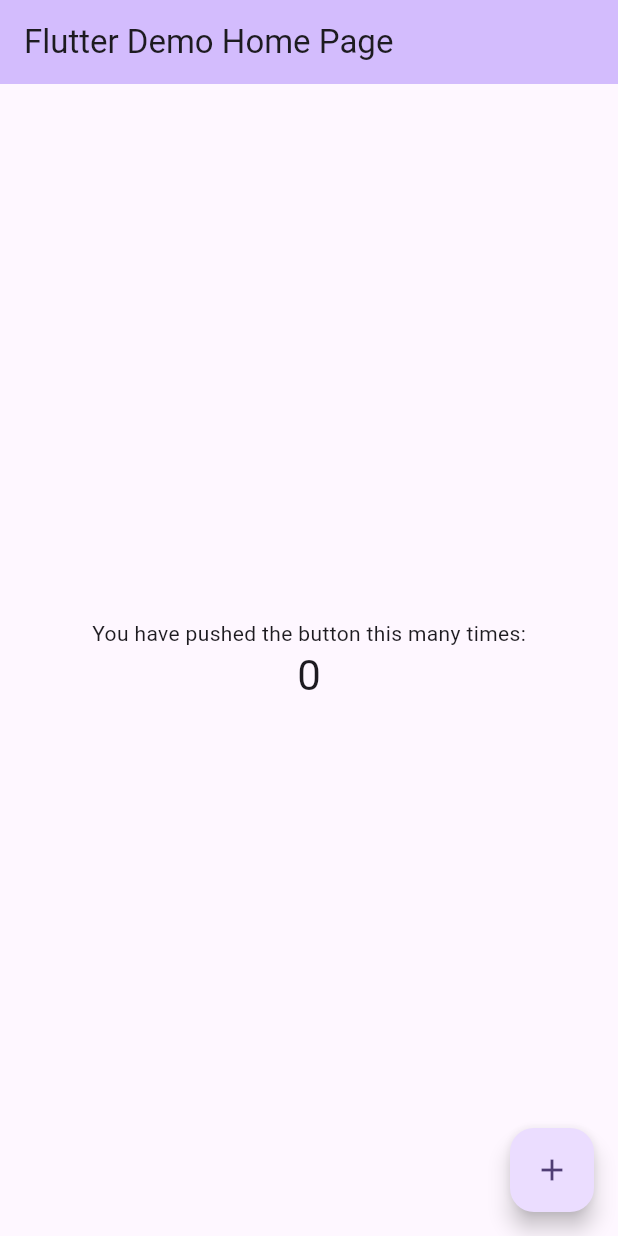
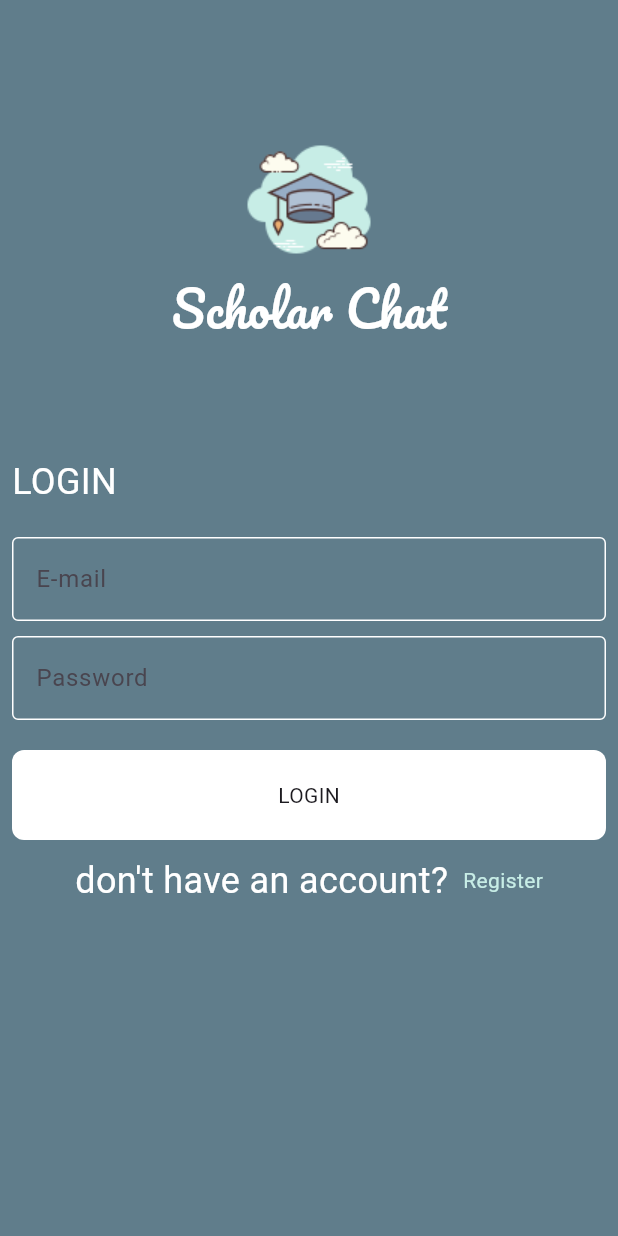
Before and after one commit to MariamTourky/Login_Task, a Flutter app: the screen it shows after launch, on a phone screen of 412 x 824 dp. Run offline on Flutter 3.47's test engine with Material 3 defaults, Android fonts, the phone set to English and light mode, and no system bars.

Commit message:
LoginPge With Validation

```diff
--- /dev/null
+++ b/lib/Resources/ColorsApp.dart
@@ -0,0 +1,10 @@
+import 'dart:ui';
+import 'package:flutter/material.dart';
+
+
+class ColorsApp{
+  final Color blueGray= Colors.blueGrey;
+  final Color white= Colors.white;
+
+
+}
--- /dev/null
+++ b/lib/Resources/Styles.dart
@@ -0,0 +1,17 @@
+import 'package:flutter/material.dart';
+import 'ColorsApp.dart';
+
+abstract class TextStyles{
+  static TextStyle customWhiteTextStyle32 = TextStyle(
+    fontSize: 32,
+    color: ColorsApp().white,
+    fontFamily: 'pacifico',
+  );
+
+  static TextStyle customWhiteTextStyle24 = TextStyle(
+    fontSize: 24,
+    color: ColorsApp().white,
+  );
+
+
+}
--- /dev/null
+++ b/lib/Views/BodyView/LoginViewBody.dart
@@ -0,0 +1,88 @@
+import 'package:flutter/material.dart';
+import 'package:login_task/Resources/ColorsApp.dart';
+import 'package:login_task/Resources/Styles.dart';
+import 'package:login_task/Widgets/email_widget.dart';
+import 'package:login_task/Widgets/password_widget.dart';
+import '../../Widgets/CustomLoginButton.dart';
+
+class LoginViewBody extends StatelessWidget {
+   LoginViewBody({super.key});
+
+   final GlobalKey<FormState> _formKey = GlobalKey<FormState>();
+
+  @override
+  Widget build(BuildContext context) {
+    return Scaffold(
+      backgroundColor: ColorsApp().blueGray,
+      body: Form(
+        key: _formKey,
+        child: Padding(
+          padding: const EdgeInsets.all(8.0),
+          child: ListView(
+            children: [
+              const SizedBox(
+                height: 75,
+              ),
+              Image.asset(
+                'assets/images/scholar.png',
+                height: 100,
+              ),
+              Center(
+                child: Text(
+                  'Scholar Chat',
+                  style: TextStyles.customWhiteTextStyle32
+                ),
+              ),
+              const SizedBox(
+                height: 75,
+              ),
+              Text(
+                'LOGIN',
+                  style: TextStyles.customWhiteTextStyle24
+              ),
+              const SizedBox(
+                height: 20,
+              ),
+              EmailField(),
+              const SizedBox(
+                height: 10,
+              ),
+              PasswordFied(),
+              const SizedBox(
+                height: 20,
+              ),
+              CustomLoginButon(
+                text: 'LOGIN', formKey: _formKey,
+              ),
+              const SizedBox(
+                height: 10,
+              ),
+              Row(
+                mainAxisAlignment: MainAxisAlignment.center,
+                children: [
+                  Text(
+                    'don\'t have an account?',
+                    style: TextStyles.customWhiteTextStyle24,
+                  ),
+                  const SizedBox(
+                    width: 10,
+                  ),
+                  InkWell(
+                    onTap: () {
+                    },
+                    child: const Text(
+                      'Register',
+                      style: TextStyle(
+                        color: Color(0xffC7EDE6),
+                      ),
+                    ),
+                  ),
+                ],
+              ),
+            ],
+          ),
+        ),
+      ),
+    );
+  }
+}
--- /dev/null
+++ b/lib/Views/FullView/LoginView.dart
@@ -0,0 +1,16 @@
+import 'package:flutter/material.dart';
+import 'package:login_task/Views/BodyView/LoginViewBody.dart';
+
+class LoginView extends StatelessWidget {
+  const LoginView({super.key});
+  static const routeName = '/';
+
+  @override
+  Widget build(BuildContext context) {
+    return Scaffold(
+        backgroundColor: Colors.blueGrey,
+        body: LoginViewBody(),
+    );
+  }
+
+}
--- /dev/null
+++ b/lib/Widgets/CustomFormTextField.dart
@@ -0,0 +1,45 @@
+import 'package:flutter/material.dart';
+
+class CustomFormTextField extends StatelessWidget {
+  final TextEditingController controller;
+  final String? Function(String?)? validator;
+  final String Text;
+  final bool obscureText;
+  final TextInputType keyboardType;
+  const CustomFormTextField(
+      {super.key,
+      required this.controller,
+      required this.validator,
+      required this.Text,
+      required this.keyboardType,
+      this.obscureText = false});
+
+  @override
+  Widget build(BuildContext context) {
+    return TextFormField(
+
+      controller: controller,
+      obscureText: obscureText,
+      keyboardType: keyboardType,
+      decoration: InputDecoration(
+        labelText: Text,
+        hintText: 'Enter your $Text',
+        hintStyle: TextStyle(
+          color: Colors.white,
+        ),
+        enabledBorder: OutlineInputBorder(
+          borderSide: BorderSide(
+            color: Colors.white,
+          ),
+
+        ),
+        border: OutlineInputBorder(
+          borderSide: BorderSide(
+            color: Colors.white,
+          ),
+        ),
+      ),
+      validator: validator,
+    );
+  }
+}
--- /dev/null
+++ b/lib/Widgets/CustomLoginButton.dart
@@ -0,0 +1,30 @@
+import 'package:flutter/material.dart';
+import 'package:login_task/Widgets/showSnackBar.dart';
+
+class CustomLoginButon extends StatelessWidget {
+  CustomLoginButon({required this.text,required this.formKey}) ;
+  final GlobalKey<FormState> formKey;
+  final String text;
+  @override
+  Widget build(BuildContext context) {
+    return InkWell(
+      onTap: () {
+        if (formKey.currentState!.validate()) {
+          ScaffoldMessenger.of(context).showSnackBar(
+              showSnackBar(context, "Login Successfully"),  );
+        };
+      },
+      child: Container(
+        decoration: BoxDecoration(
+          color: Colors.white,
+          borderRadius: BorderRadius.circular(8),
+        ),
+        width: double.infinity,
+        height: 60,
+        child: Center(
+          child: Text(text),
+        ),
+      ),
+    );
+  }
+}
--- /dev/null
+++ b/lib/Widgets/email_widget.dart
@@ -0,0 +1,27 @@
+import 'package:flutter/material.dart';
+
+import 'CustomFormTextField.dart';
+
+class EmailField extends StatelessWidget {
+  final TextEditingController _emailController = TextEditingController();
+
+  EmailField({super.key});
+
+  @override
+  Widget build(BuildContext context) {
+    return CustomFormTextField(
+      controller: _emailController,
+      validator: (value) {
+        if (value == null || value.isEmpty) {
+          return 'Please enter your email';
+        }
+        if (!RegExp(r'^[^@]+@[^@]+\.[^@]+').hasMatch(value)) {
+          return 'Please enter a valid email';
+        }
+        return null;
+      },
+      Text: "E-mail",
+      keyboardType: TextInputType.emailAddress,
+    );
+  }
+}
--- /dev/null
+++ b/lib/Widgets/password_widget.dart
@@ -0,0 +1,27 @@
+import 'package:flutter/material.dart';
+
+import 'CustomFormTextField.dart';
+
+class PasswordFied extends StatelessWidget {
+  final TextEditingController _passwordController = TextEditingController();
+  PasswordFied({super.key});
+
+  @override
+  Widget build(BuildContext context) {
+    return CustomFormTextField(
+      controller: _passwordController,
+      validator: (value) {
+        if (value == null || value.isEmpty) {
+          return 'Please enter your password';
+        }
+        if (value.length < 6) {
+          return 'Password must be at least 6 numbers';
+        }
+        return null;
+      },
+      Text: "Password",
+      keyboardType: TextInputType.number,
+      obscureText: true,
+    );
+  }
+}
--- /dev/null
+++ b/lib/Widgets/showSnackBar.dart
@@ -0,0 +1,12 @@
+import 'package:flutter/material.dart';
+
+ showSnackBar(BuildContext context, String message) {
+  ScaffoldMessenger.of(context).showSnackBar(
+    SnackBar(
+      duration: const Duration(seconds: 2),
+      backgroundColor: Colors.grey,
+      padding: const EdgeInsets.only(top: 30 ,bottom: 30,left: 130),
+      content: Text(message),
+    ),
+  );
+}
--- a/lib/main.dart
+++ b/lib/main.dart
@@ -1,125 +1,21 @@
 import 'package:flutter/material.dart';
 
+import 'Views/FullView/LoginView.dart';
+
 void main() {
-  runApp(const MyApp());
+  runApp(const LoginTask());
 }
 
-class MyApp extends StatelessWidget {
-  const MyApp({super.key});
-
-  // This widget is the root of your application.
+class LoginTask extends StatelessWidget {
+  const LoginTask({super.key});
   @override
   Widget build(BuildContext context) {
     return MaterialApp(
-      title: 'Flutter Demo',
-      theme: ThemeData(
-        // This is the theme of your application.
-        //
-        // TRY THIS: Try running your application with "flutter run". You'll see
-        // the application has a purple toolbar. Then, without quitting the app,
-        // try changing the seedColor in the colorScheme below to Colors.green
-        // and then invoke "hot reload" (save your changes or press the "hot
-        // reload" button in a Flutter-supported IDE, or press "r" if you used
-        // the command line to start the app).
-        //
-        // Notice that the counter didn't reset back to zero; the application
-        // state is not lost during the reload. To reset the state, use hot
-        // restart instead.
-        //
-        // This works for code too, not just values: Most code changes can be
-        // tested with just a hot reload.
-        colorScheme: ColorScheme.fromSeed(seedColor: Colors.deepPurple),
-        useMaterial3: true,
-      ),
-      home: const MyHomePage(title: 'Flutter Demo Home Page'),
+      debugShowCheckedModeBanner: false,
+      initialRoute:LoginView.routeName ,
+      routes: {
+        LoginView.routeName:(context)=>const LoginView(),
+      },
     );
   }
 }
-
-class MyHomePage extends StatefulWidget {
-  const MyHomePage({super.key, required this.title});
-
-  // This widget is the home page of your application. It is stateful, meaning
-  // that it has a State object (defined below) that contains fields that affect
-  // how it looks.
-
-  // This class is the configuration for the state. It holds the values (in this
-  // case the title) provided by the parent (in this case the App widget) and
-  // used by the build method of the State. Fields in a Widget subclass are
-  // always marked "final".
-
-  final String title;
-
-  @override
-  State<MyHomePage> createState() => _MyHomePageState();
-}
-
-class _MyHomePageState extends State<MyHomePage> {
-  int _counter = 0;
-
-  void _incrementCounter() {
-    setState(() {
-      // This call to setState tells the Flutter framework that something has
-      // changed in this State, which causes it to rerun the build method below
-      // so that the display can reflect the updated values. If we changed
-      // _counter without calling setState(), then the build method would not be
-      // called again, and so nothing would appear to happen.
-      _counter++;
-    });
-  }
-
-  @override
-  Widget build(BuildContext context) {
-    // This method is rerun every time setState is called, for instance as done
-    // by the _incrementCounter method above.
-    //
-    // The Flutter framework has been optimized to make rerunning build methods
-    // fast, so that you can just rebuild anything that needs updating rather
-    // than having to individually change instances of widgets.
-    return Scaffold(
-      appBar: AppBar(
-        // TRY THIS: Try changing the color here to a specific color (to
-        // Colors.amber, perhaps?) and trigger a hot reload to see the AppBar
-        // change color while the other colors stay the same.
-        backgroundColor: Theme.of(context).colorScheme.inversePrimary,
-        // Here we take the value from the MyHomePage object that was created by
-        // the App.build method, and use it to set our appbar title.
-        title: Text(widget.title),
-      ),
-      body: Center(
-        // Center is a layout widget. It takes a single child and positions it
-        // in the middle of the parent.
-        child: Column(
-          // Column is also a layout widget. It takes a list of children and
-          // arranges them vertically. By default, it sizes itself to fit its
-          // children horizontally, and tries to be as tall as its parent.
-          //
-          // Column has various properties to control how it sizes itself and
-          // how it positions its children. Here we use mainAxisAlignment to
-          // center the children vertically; the main axis here is the vertical
-          // axis because Columns are vertical (the cross axis would be
-          // horizontal).
-          //
-          // TRY THIS: Invoke "debug painting" (choose the "Toggle Debug Paint"
-          // action in the IDE, or press "p" in the console), to see the
-          // wireframe for each widget.
-          mainAxisAlignment: MainAxisAlignment.center,
-          children: <Widget>[
-            const Text(
-              'You have pushed the button this many times:',
-            ),
-            Text(
-              '$_counter',
-              style: Theme.of(context).textTheme.headlineMedium,
-            ),
-          ],
-        ),
-      ),
-      floatingActionButton: FloatingActionButton(
-        onPressed: _incrementCounter,
-        tooltip: 'Increment',
-        child: const Icon(Icons.add),
-      ), // This trailing comma makes auto-formatting nicer for build methods.
-    );
-  }
-}
```
Also changed, not shown: pubspec.yaml (+6 -14 lines), assets/fonts/Pacifico-Regular.ttf (added), assets/images/scholar.png (added), 1 other file.
